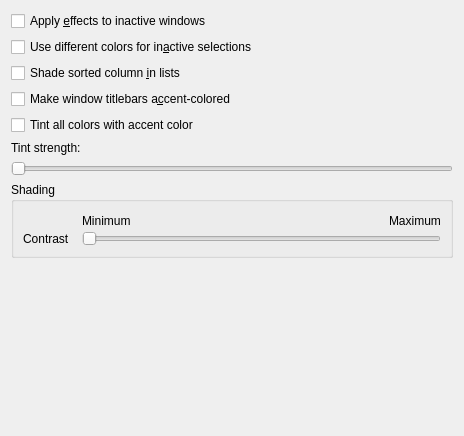
Before: the Qt Designer form kcms/colors/editor/scmeditoroptions.ui in KDE/plasma-workspace, drawn with Qt 5.
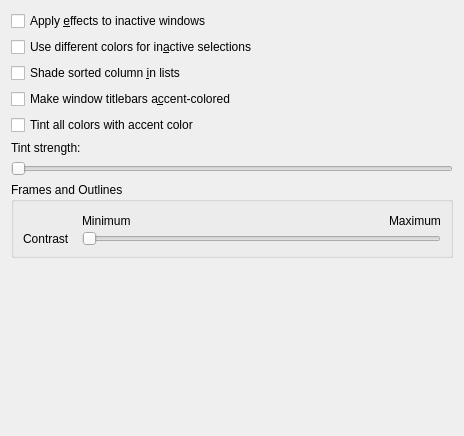
After: the same form once the commit is applied.

Commit message:
Colors: Add frameContrast value
Add frameContrast value to kdeglobals that our themes can read from

Patch:
```diff
--- a/kcms/colors/editor/scmeditoroptions.ui
+++ b/kcms/colors/editor/scmeditoroptions.ui
@@ -69,7 +69,7 @@
       <string>Shading of frames and lighting (&quot;3D&quot;) effects</string>
      </property>
      <property name="title">
-      <string>Shading</string>
+      <string>Frames and Outlines</string>
      </property>
      <layout class="QGridLayout" name="gridLayout_3">
       <property name="horizontalSpacing">
```
Left out of the diff: 2 changed lines with no effect on the pictures. The commit also changes 2 other files.
